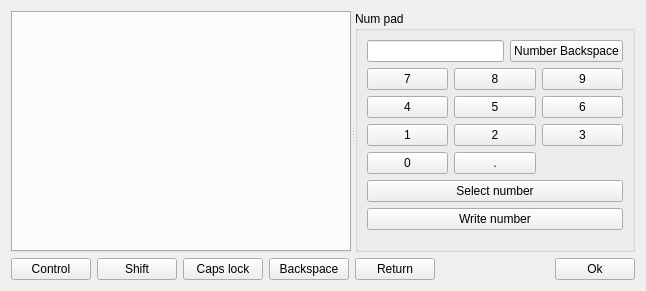
First picture: the form in plugins/Commands/Keyboard/keyboardwidget.ui, repository KDE/simon, before the edit.
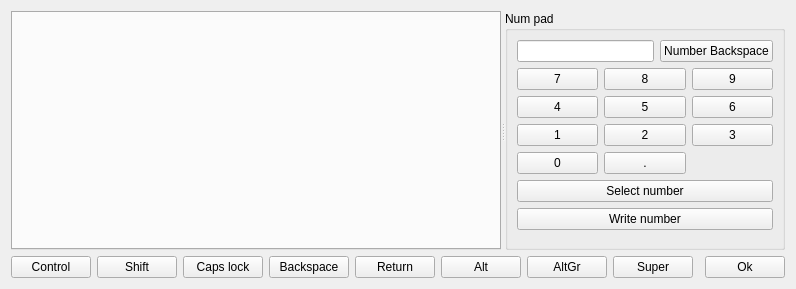
Second picture: the form after the edit. Custom widgets are drawn as their Qt base class.

Commit message: Adding Alt, AltGr and Super buttons to the keyboard and fixing a bug that would prevent users from adding shortcut buttons

The edit to the form file:
```diff
--- a/plugins/Commands/Keyboard/keyboardwidget.ui
+++ b/plugins/Commands/Keyboard/keyboardwidget.ui
@@ -6,15 +6,15 @@
    <rect>
     <x>0</x>
     <y>0</y>
-    <width>646</width>
-    <height>291</height>
+    <width>673</width>
+    <height>289</height>
    </rect>
   </property>
   <property name="windowTitle">
    <string>Keyboard</string>
   </property>
   <layout class="QGridLayout" name="gridLayout_2">
-   <item row="0" column="0" colspan="7">
+   <item row="0" column="0" colspan="10">
     <widget class="QSplitter" name="splitter">
      <property name="orientation">
       <enum>Qt::Horizontal</enum>
@@ -203,7 +203,7 @@
      </property>
     </widget>
    </item>
-   <item row="1" column="5">
+   <item row="1" column="8">
     <spacer name="horizontalSpacer">
      <property name="orientation">
       <enum>Qt::Horizontal</enum>
@@ -216,7 +216,7 @@
      </property>
     </spacer>
    </item>
-   <item row="1" column="6">
+   <item row="1" column="9">
     <widget class="KPushButton" name="pbOk">
      <property name="sizePolicy">
       <sizepolicy hsizetype="Minimum" vsizetype="Minimum">
@@ -236,6 +236,36 @@
      </property>
     </widget>
    </item>
+   <item row="1" column="5">
+    <widget class="KPushButton" name="pbAlt">
+     <property name="text">
+      <string>Alt</string>
+     </property>
+     <property name="checkable">
+      <bool>true</bool>
+     </property>
+    </widget>
+   </item>
+   <item row="1" column="6">
+    <widget class="KPushButton" name="pbAltGr">
+     <property name="text">
+      <string>AltGr</string>
+     </property>
+     <property name="checkable">
+      <bool>true</bool>
+     </property>
+    </widget>
+   </item>
+   <item row="1" column="7">
+    <widget class="KPushButton" name="pbSuper">
+     <property name="text">
+      <string>Super</string>
+     </property>
+     <property name="checkable">
+      <bool>true</bool>
+     </property>
+    </widget>
+   </item>
   </layout>
  </widget>
  <customwidgets>
```
The commit also changes 7 other files.
